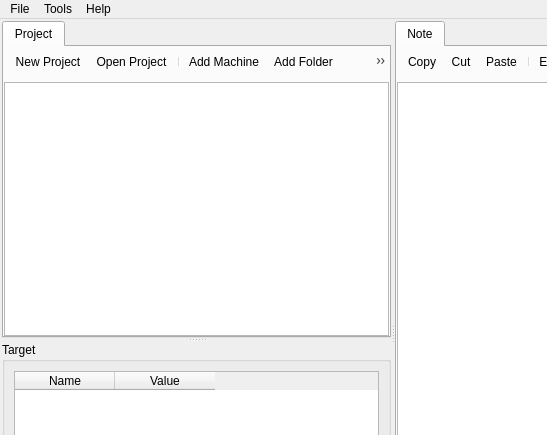
The window that src/mainwindow.ui (hildgerald/CyberNoteQt) describes before a commit, drawn with Qt 5; both pictures show x 0 to 547 and y 0 to 435 of the 1124 by 668 pixel window.
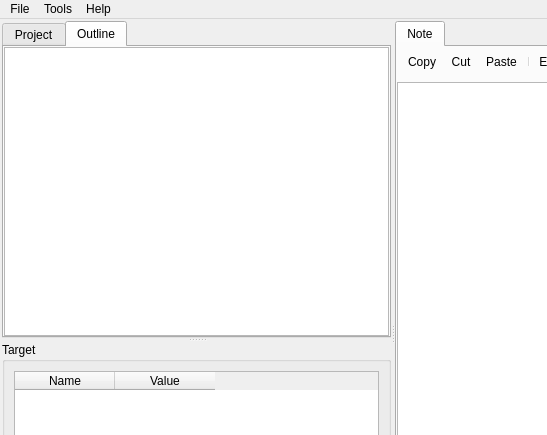
The same window after the commit. The open tabs and pages were chosen to show the change. Icons and pictures are not drawn. Custom widgets are drawn as their Qt base class.

The edit to the form file:
```diff
--- a/src/mainwindow.ui
+++ b/src/mainwindow.ui
@@ -74,6 +74,27 @@
           </item>
          </layout>
         </widget>
+        <widget class="QWidget" name="tabOutlinePage">
+         <attribute name="title">
+          <string>Outline</string>
+         </attribute>
+         <layout class="QVBoxLayout" name="verticalLayout_outline">
+          <property name="leftMargin"><number>0</number></property>
+          <property name="topMargin"><number>0</number></property>
+          <property name="rightMargin"><number>0</number></property>
+          <property name="bottomMargin"><number>0</number></property>
+          <item>
+           <widget class="QTreeWidget" name="treeOutline">
+            <property name="headerHidden">
+             <bool>true</bool>
+            </property>
+            <column>
+             <property name="text"><string>1</string></property>
+            </column>
+           </widget>
+          </item>
+         </layout>
+        </widget>
        </widget>
 
        <widget class="QGroupBox" name="gbTarget">
```
Left out of the diff: 2 changed lines with no effect on the pictures.
